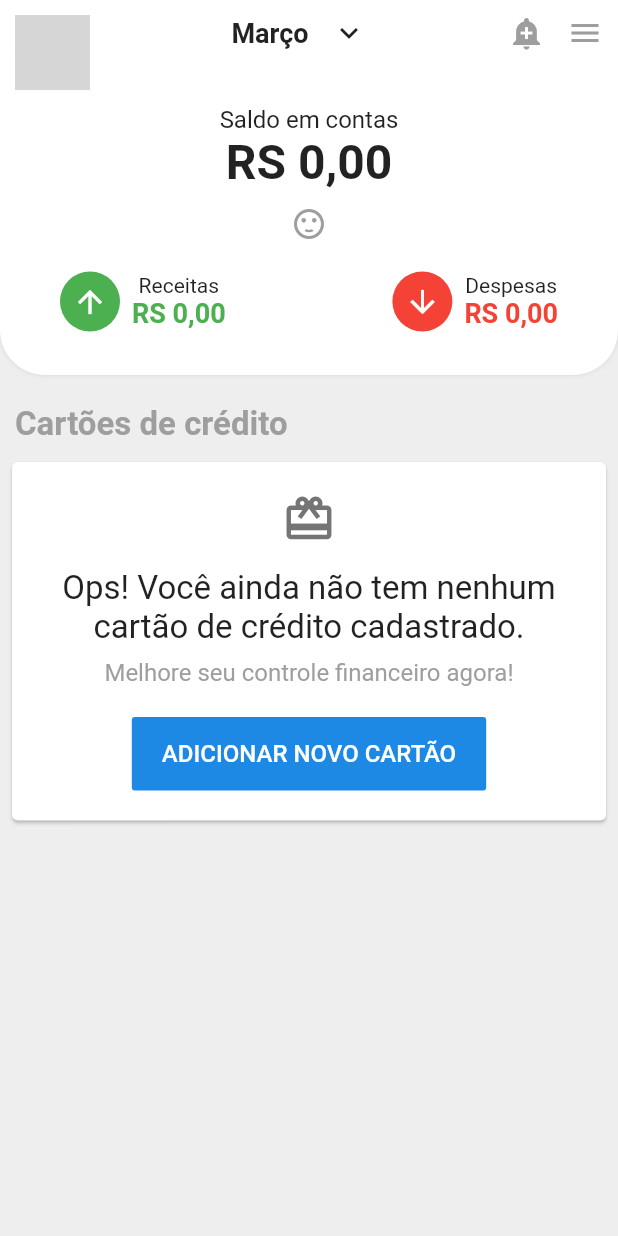
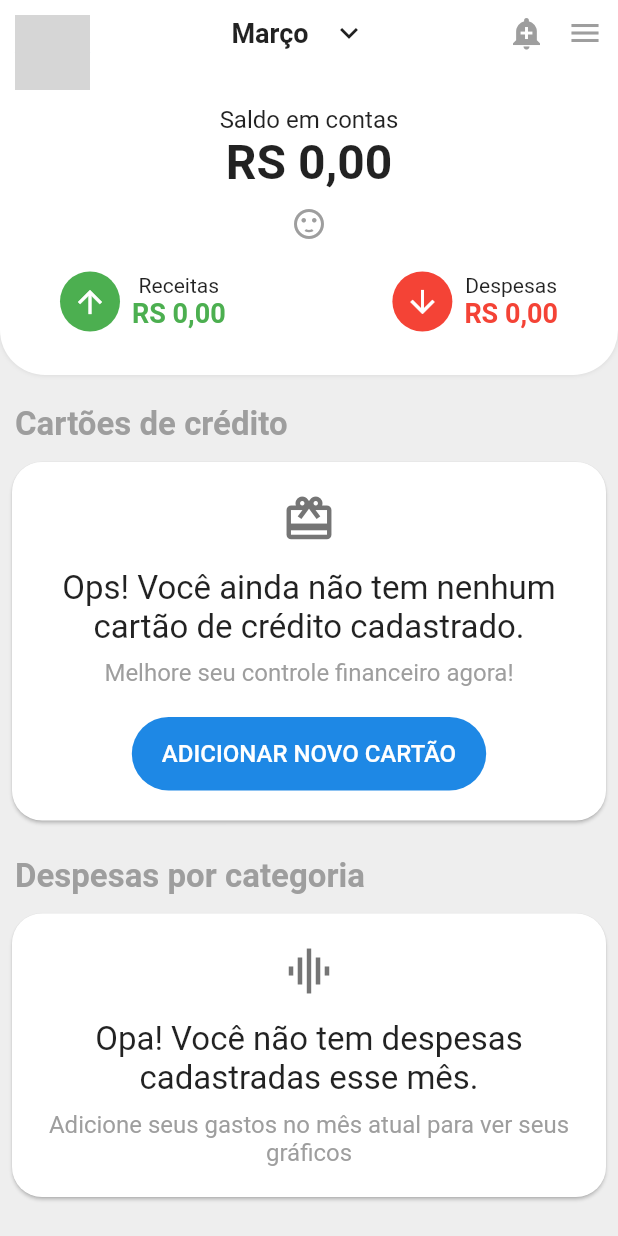
Before and after one commit to robsonsilv4/mobills-flutter, a Flutter app: the screen it shows after launch, on a phone screen of 412 x 824 dp. Run offline on Flutter 3.47's test engine with Material 2 defaults, Android fonts, the phone set to English and light mode, and no system bars; network calls fail; grey boxes are pictures that could not be loaded.

Commit message:
add: widgets e despesas

```diff
--- a/lib/ui/pages/home_page.dart
+++ b/lib/ui/pages/home_page.dart
@@ -1,5 +1,7 @@
 import 'package:flutter/cupertino.dart';
 import 'package:flutter/material.dart';
+import 'package:mobills_flutter/ui/shared/widgets/mobills_button.dart';
+import 'package:mobills_flutter/ui/shared/widgets/mobills_card.dart';
 
 class HomePage extends StatelessWidget {
   @override
@@ -191,67 +193,39 @@ class HomePage extends StatelessWidget {
               ),
             ),
           ),
-          // TODO: Adicionar bordas arredondadas
-          Container(
-            margin: EdgeInsets.symmetric(
-              horizontal: 4.0,
+          MobillsCard(
+            icon: Icons.card_giftcard,
+            text:
+                'Ops! Você ainda não tem nenhum cartão de crédito cadastrado.',
+            description: 'Melhore seu controle financeiro agora!',
+            button: MobillsButton(
+              text: 'ADICIONAR NOVO CARTÃO',
             ),
-            child: Card(
-              elevation: 1.0,
-              child: Padding(
-                padding: const EdgeInsets.symmetric(
-                  horizontal: 15.0,
-                  vertical: 20.0,
-                ),
-                child: Column(
-                  crossAxisAlignment: CrossAxisAlignment.center,
-                  children: <Widget>[
-                    Padding(
-                      padding: const EdgeInsets.only(bottom: 15.0),
-                      child: Icon(
-                        Icons.card_giftcard,
-                        color: Colors.grey.shade600,
-                        size: 36.0,
-                      ),
-                    ),
-                    Text(
-                      'Ops! Você ainda não tem nenhum cartão de crédito cadastrado.',
-                      textAlign: TextAlign.center,
-                      maxLines: 2,
-                      softWrap: true,
-                      overflow: TextOverflow.ellipsis,
-                      style: TextStyle(
-                        fontSize: 22.0,
-                      ),
-                    ),
-                    SizedBox(height: 8.0),
-                    Text(
-                      'Melhore seu controle financeiro agora!',
-                      style: TextStyle(
-                        fontSize: 16.0,
-                        color: Colors.grey,
-                      ),
-                    ),
-                    SizedBox(height: 20.0),
-                    FlatButton(
-                      padding: EdgeInsets.symmetric(
-                        horizontal: 20.0,
-                        vertical: 15.0,
-                      ),
-                      color: Colors.blue.shade600,
-                      child: Text(
-                        'ADICIONAR NOVO CARTÃO',
-                        style: TextStyle(
-                          color: Colors.white,
-                          fontSize: 16.0,
-                        ),
-                      ),
-                      onPressed: () {},
-                    ),
-                  ],
+          ),
+          Align(
+            alignment: Alignment.centerLeft,
+            child: Padding(
+              padding: const EdgeInsets.only(
+                right: 10.0,
+                left: 10.0,
+                top: 20.0,
+                bottom: 8.0,
+              ),
+              child: Text(
+                'Despesas por categoria',
+                style: TextStyle(
+                  fontSize: 22.0,
+                  fontWeight: FontWeight.bold,
+                  color: Colors.grey,
                 ),
               ),
             ),
+          ),
+          MobillsCard(
+            icon: Icons.graphic_eq,
+            text: 'Opa! Você não tem despesas cadastradas esse mês.',
+            description:
+                'Adicione seus gastos no mês atual para ver seus gráficos',
           ),
         ],
       ),
--- /dev/null
+++ b/lib/ui/shared/widgets/mobills_button.dart
@@ -0,0 +1,29 @@
+import 'package:flutter/material.dart';
+
+class MobillsButton extends StatelessWidget {
+  final String text;
+
+  MobillsButton({@required this.text}) : assert(text != null);
+
+  @override
+  Widget build(BuildContext context) {
+    return FlatButton(
+      shape: RoundedRectangleBorder(
+        borderRadius: BorderRadius.circular(25.0),
+      ),
+      padding: EdgeInsets.symmetric(
+        horizontal: 20.0,
+        vertical: 15.0,
+      ),
+      color: Colors.blue.shade600,
+      child: Text(
+        text,
+        style: TextStyle(
+          color: Colors.white,
+          fontSize: 16.0,
+        ),
+      ),
+      onPressed: () {},
+    );
+  }
+}
--- /dev/null
+++ b/lib/ui/shared/widgets/mobills_card.dart
@@ -0,0 +1,77 @@
+import 'package:flutter/material.dart';
+import 'package:mobills_flutter/ui/shared/widgets/mobills_button.dart';
+
+class MobillsCard extends StatelessWidget {
+  final IconData icon;
+  final String text;
+  final String description;
+  final MobillsButton button;
+
+  MobillsCard({
+    @required this.icon,
+    @required this.text,
+    this.description,
+    this.button,
+  });
+
+  @override
+  Widget build(BuildContext context) {
+    return Container(
+      width: MediaQuery.of(context).size.width,
+      margin: EdgeInsets.symmetric(
+        horizontal: 4.0,
+      ),
+      child: Card(
+        elevation: 1.0,
+        shape: RoundedRectangleBorder(
+          borderRadius: BorderRadius.circular(20.0),
+        ),
+        child: Padding(
+          padding: const EdgeInsets.symmetric(
+            horizontal: 15.0,
+            vertical: 20.0,
+          ),
+          child: Column(
+            crossAxisAlignment: CrossAxisAlignment.center,
+            children: <Widget>[
+              Padding(
+                padding: const EdgeInsets.only(bottom: 15.0),
+                child: Icon(
+                  icon,
+                  color: Colors.grey.shade600,
+                  size: 36.0,
+                ),
+              ),
+              Text(
+                text,
+                textAlign: TextAlign.center,
+                maxLines: 2,
+                softWrap: true,
+                overflow: TextOverflow.ellipsis,
+                style: TextStyle(
+                  fontSize: 22.0,
+                ),
+              ),
+              SizedBox(height: 8.0),
+              description != null
+                  ? Text(
+                      description,
+                      textAlign: TextAlign.center,
+                      maxLines: 2,
+                      softWrap: true,
+                      overflow: TextOverflow.ellipsis,
+                      style: TextStyle(
+                        fontSize: 16.0,
+                        color: Colors.grey,
+                      ),
+                    )
+                  : Container(),
+              button != null ? SizedBox(height: 20.0) : Container(),
+              button != null ? button : Container(),
+            ],
+          ),
+        ),
+      ),
+    );
+  }
+}
```
